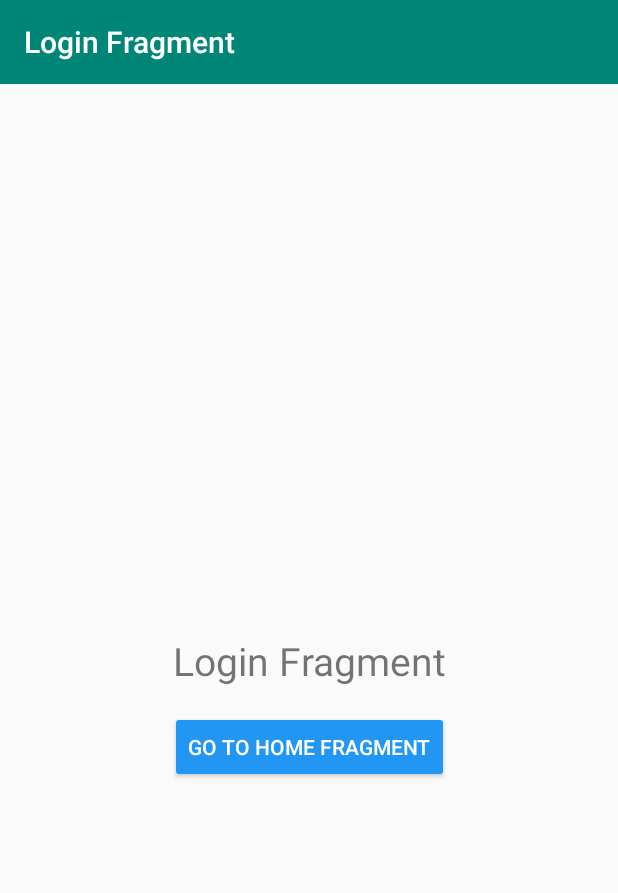
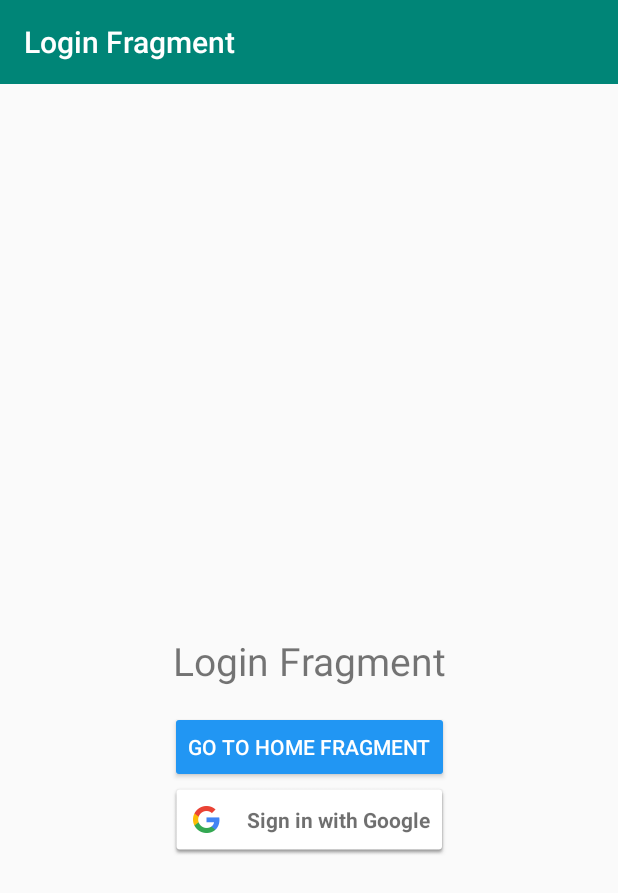
Before and after one commit to Pulimet/TeamCo, an Android app: the screen it shows after launch (MainActivity), on a phone screen of 412 x 824 dp. Shown: the top 893 px of the screen. Run offline under Robolectric (Android 15) with nearby library versions, the phone set to English and light mode, and no system bars; our stand-ins replace Firebase (no records; nobody signed in at launch, a user with empty details on screens opened directly), navigation-ui.

Commit message:
Google login integration almost done

```diff
--- a/app/src/main/java/net/alexandroid/teamco/ui/login/LoginFragment.kt
+++ b/app/src/main/java/net/alexandroid/teamco/ui/login/LoginFragment.kt
@@ -1,29 +1,40 @@
 package net.alexandroid.teamco.ui.login
 
 
+import android.content.Intent
 import android.os.Bundle
 import android.util.Log
 import android.view.LayoutInflater
 import android.view.View
 import android.view.ViewGroup
 import androidx.fragment.app.Fragment
-import androidx.navigation.findNavController
 import androidx.navigation.fragment.findNavController
 import com.google.android.gms.auth.api.signin.GoogleSignIn
+import com.google.android.gms.auth.api.signin.GoogleSignInAccount
 import com.google.android.gms.auth.api.signin.GoogleSignInClient
 import com.google.android.gms.auth.api.signin.GoogleSignInOptions
+import com.google.android.gms.common.SignInButton
+import com.google.android.gms.common.api.ApiException
+import com.google.android.gms.tasks.Task
+import com.google.firebase.auth.FirebaseAuth
+import com.google.firebase.auth.GoogleAuthProvider
 import kotlinx.android.synthetic.main.fragment_login.*
-import net.alexandroid.teamco.R
+
 
 class LoginFragment : Fragment() {
 
+    private val REQUEST_CODE_SIGN_IN = 0
 
     private lateinit var mGoogleSignInClient: GoogleSignInClient
+    private lateinit var auth: FirebaseAuth
 
     override fun onCreate(savedInstanceState: Bundle?) {
         super.onCreate(savedInstanceState)
 
+        auth = FirebaseAuth.getInstance()
+
         val gso = GoogleSignInOptions.Builder(GoogleSignInOptions.DEFAULT_SIGN_IN)
+            .requestIdToken("587419487459-c2unfdr7sgbi1d4vr1sas2lqcvhf7367.apps.googleusercontent.com")
             .requestEmail()
             .build()
         activity?.let { mGoogleSignInClient = GoogleSignIn.getClient(it, gso) }
@@ -31,9 +42,8 @@ class LoginFragment : Fragment() {
 
     override fun onStart() {
         super.onStart()
-        // if the user is already signed in the GoogleSignInAccount will be non-null.
-        val account = GoogleSignIn.getLastSignedInAccount(context)
-        account?.let {
+        auth.currentUser?.apply {
+            Log.d("QAZ", "FirebaseAuth currentUser: $displayName")
             // TODO Notify ViewModel -> user is logged in.
             // TODO Remove the code below when previous TODO are done
             findNavController().navigate(LoginFragmentDirections.actionLoginFragmentToHomeFragment())
@@ -41,14 +51,61 @@ class LoginFragment : Fragment() {
     }
 
     override fun onCreateView(inflater: LayoutInflater, container: ViewGroup?, state: Bundle?): View? {
-        return inflater.inflate(R.layout.fragment_login, container, false)
+        return inflater.inflate(net.alexandroid.teamco.R.layout.fragment_login, container, false)
     }
 
     override fun onViewCreated(view: View, savedInstanceState: Bundle?) {
         super.onViewCreated(view, savedInstanceState)
+
+        signInButton.setSize(SignInButton.SIZE_WIDE)
+        signInButton.setOnClickListener {
+            val signInIntent = mGoogleSignInClient.signInIntent
+            startActivityForResult(signInIntent, REQUEST_CODE_SIGN_IN)
+        }
+
+        // TODO Remove button for tests below
         btnOpenHome.setOnClickListener {
-            findNavController()
-                .navigate(LoginFragmentDirections.actionLoginFragmentToHomeFragment())
+            findNavController().navigate(LoginFragmentDirections.actionLoginFragmentToHomeFragment())
         }
     }
+
+    override fun onActivityResult(requestCode: Int, resultCode: Int, data: Intent?) {
+        super.onActivityResult(requestCode, resultCode, data)
+        if (requestCode == REQUEST_CODE_SIGN_IN) {
+            val task = GoogleSignIn.getSignedInAccountFromIntent(data)
+            handleSignInResult(task)
+        }
+    }
+
+    private fun handleSignInResult(completedTask: Task<GoogleSignInAccount>) {
+        try {
+            val account = completedTask.getResult(ApiException::class.java)
+            Log.d("QAZ", "Signed in, display name: " + account?.displayName)
+            // Signed in successfully, show authenticated UI.
+            firebaseAuthWithGoogle(account!!)
+        } catch (e: ApiException) {
+            // TODO
+            // The ApiException status code indicates the detailed failure reason.
+            // Please refer to the GoogleSignInStatusCodes class reference for more information.
+            Log.e("QAZ", "signInResult:failed code=" + e.statusCode)
+        }
+
+    }
+
+    private fun firebaseAuthWithGoogle(acct: GoogleSignInAccount) {
+        val credential = GoogleAuthProvider.getCredential(acct.idToken, null)
+        auth.signInWithCredential(credential).addOnCompleteListener { task ->
+            if (task.isSuccessful) {
+                val user = auth.currentUser
+                Log.d("QAZ", "firebaseAuth signInWithCredential:success, display name" + user?.displayName)
+                // TODO Notify ViewModel -> user is logged in.
+                // TODO Remove the code below when previous TODO are done
+                findNavController().navigate(LoginFragmentDirections.actionLoginFragmentToHomeFragment())
+            } else {
+                //TODO
+                Log.w("QAZ", "firebaseAuth signInWithCredential:failure", task.exception)
+            }
+        }
+    }
+
 }
--- a/app/src/main/res/layout/fragment_login.xml
+++ b/app/src/main/res/layout/fragment_login.xml
@@ -15,7 +15,7 @@
             app:layout_constraintBottom_toBottomOf="parent"
             app:layout_constraintEnd_toEndOf="parent"
             app:layout_constraintStart_toStartOf="parent"
-        app:layout_constraintTop_toTopOf="parent" />
+            app:layout_constraintTop_toTopOf="parent"/>
 
     <Button
             android:id="@+id/btnOpenHome"
@@ -26,7 +26,14 @@
             android:text="Go To Home Fragment"
             app:layout_constraintEnd_toEndOf="parent"
             app:layout_constraintStart_toStartOf="parent"
-        app:layout_constraintTop_toBottomOf="@+id/textView" />
+            app:layout_constraintTop_toBottomOf="@+id/textView"/>
 
+    <com.google.android.gms.common.SignInButton
+            android:id="@+id/signInButton"
+            app:layout_constraintEnd_toEndOf="parent"
+            app:layout_constraintStart_toStartOf="parent"
+            app:layout_constraintTop_toBottomOf="@+id/btnOpenHome"
+            android:layout_width="wrap_content"
+            android:layout_height="wrap_content"/>
 
 </androidx.constraintlayout.widget.ConstraintLayout>
```
Lines whose indentation alone changed are shown as unchanged.
